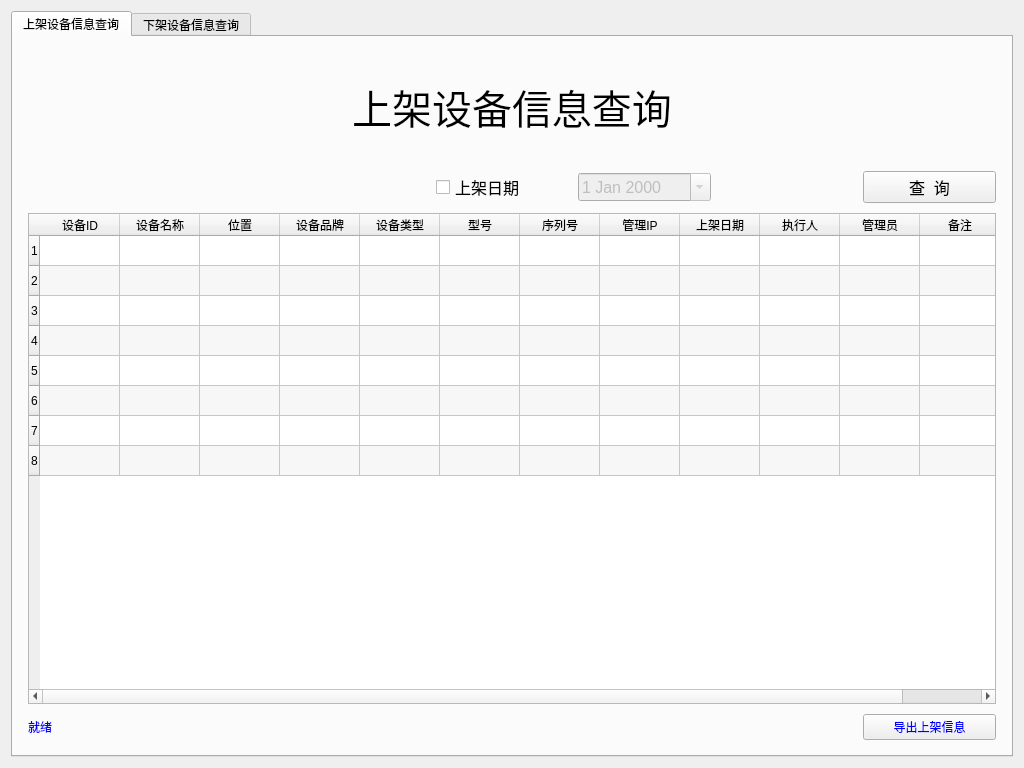
Qt form ui/shelf_display.ui (tainyuhong/pyside_machine_system) before a commit.
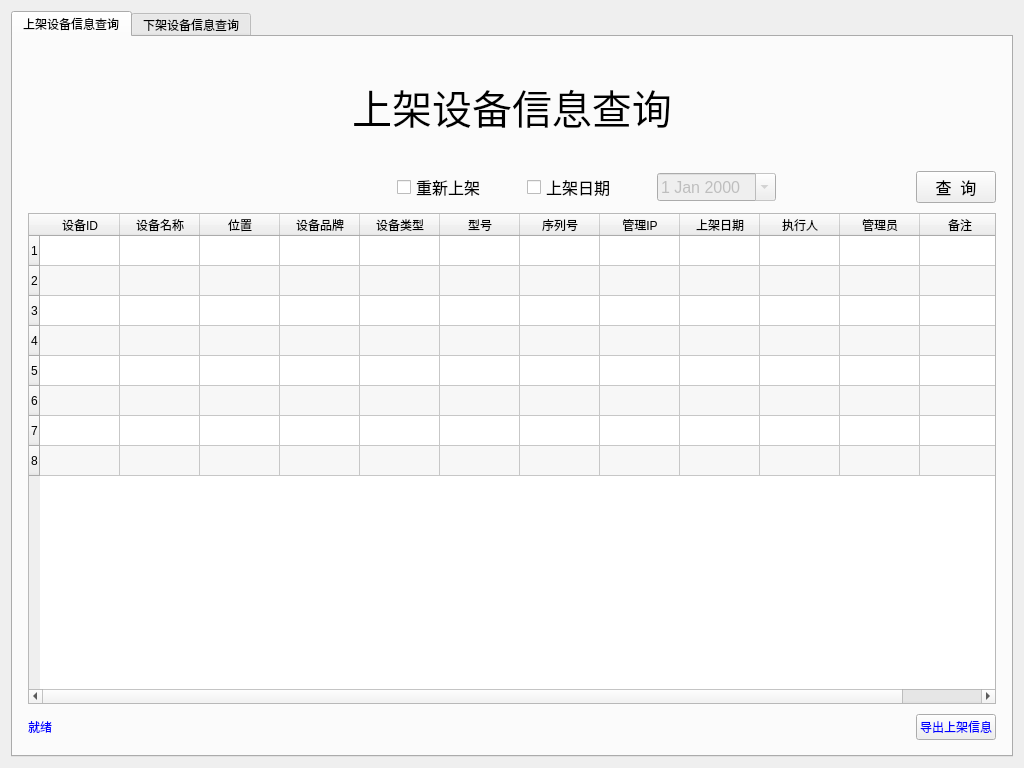
The same form after that commit.

Commit message: 1、增加了下架后重新上架功能，并在数据库中增加了状态标志 2、在查询上架设备中增加了查看重新上架的设备 3、增加了对重新下架的设备功能，并对重新下架的下架在查询中进行颜色标记 4、设备查询功能中增加备注字段列

What changed in the file:
```diff
--- a/ui/shelf_display.ui
+++ b/ui/shelf_display.ui
@@ -31,7 +31,7 @@
       </attribute>
       <layout class="QHBoxLayout" name="horizontalLayout">
        <item>
-        <layout class="QGridLayout" name="gridLayout" rowstretch="2,1,9,0" columnstretch="3,1,1,1,1">
+        <layout class="QGridLayout" name="gridLayout" rowstretch="2,1,9,0" columnstretch="3,1,1,1,1,0">
          <property name="leftMargin">
           <number>6</number>
          </property>
@@ -47,7 +47,17 @@
          <property name="spacing">
           <number>10</number>
          </property>
-         <item row="0" column="0" colspan="5">
+         <item row="3" column="0" colspan="4">
+          <widget class="QLabel" name="lb_state_up">
+           <property name="styleSheet">
+            <string notr="true">color:blue</string>
+           </property>
+           <property name="text">
+            <string>就绪</string>
+           </property>
+          </widget>
+         </item>
+         <item row="0" column="0" colspan="6">
           <widget class="QLabel" name="label">
            <property name="font">
             <font>
@@ -65,45 +75,7 @@
            </property>
           </widget>
          </item>
-         <item row="1" column="4">
-          <widget class="QPushButton" name="bt_up_select">
-           <property name="font">
-            <font>
-             <pointsize>12</pointsize>
-            </font>
-           </property>
-           <property name="text">
-            <string>查  询</string>
-           </property>
-          </widget>
-         </item>
-         <item row="1" column="3">
-          <spacer name="horizontalSpacer_2">
-           <property name="orientation">
-            <enum>Qt::Horizontal</enum>
-           </property>
-           <property name="sizeHint" stdset="0">
-            <size>
-             <width>40</width>
-             <height>20</height>
-            </size>
-           </property>
-          </spacer>
-         </item>
-         <item row="1" column="0">
-          <spacer name="horizontalSpacer">
-           <property name="orientation">
-            <enum>Qt::Horizontal</enum>
-           </property>
-           <property name="sizeHint" stdset="0">
-            <size>
-             <width>40</width>
-             <height>20</height>
-            </size>
-           </property>
-          </spacer>
-         </item>
-         <item row="2" column="0" colspan="5">
+         <item row="2" column="0" colspan="6">
           <widget class="QTableWidget" name="tb_up">
            <property name="autoFillBackground">
             <bool>false</bool>
@@ -190,38 +162,7 @@
            </column>
           </widget>
          </item>
-         <item row="3" column="0" colspan="3">
-          <widget class="QLabel" name="lb_state_up">
-           <property name="styleSheet">
-            <string notr="true">color:blue</string>
-           </property>
-           <property name="text">
-            <string>就绪</string>
-           </property>
-          </widget>
-         </item>
          <item row="1" column="2">
-          <widget class="QDateEdit" name="up_date">
-           <property name="enabled">
-            <bool>false</bool>
-           </property>
-           <property name="font">
-            <font>
-             <pointsize>12</pointsize>
-            </font>
-           </property>
-           <property name="wrapping">
-            <bool>false</bool>
-           </property>
-           <property name="readOnly">
-            <bool>true</bool>
-           </property>
-           <property name="calendarPopup">
-            <bool>true</bool>
-           </property>
-          </widget>
-         </item>
-         <item row="1" column="1">
           <widget class="QCheckBox" name="ckb_up">
            <property name="font">
             <font>
@@ -233,7 +174,7 @@
            </property>
           </widget>
          </item>
-         <item row="3" column="4">
+         <item row="3" column="5">
           <widget class="QPushButton" name="btn_export_up">
            <property name="toolTip">
             <string>导出excel</string>
@@ -246,6 +187,77 @@
            </property>
           </widget>
          </item>
+         <item row="1" column="4">
+          <spacer name="horizontalSpacer_2">
+           <property name="orientation">
+            <enum>Qt::Horizontal</enum>
+           </property>
+           <property name="sizeHint" stdset="0">
+            <size>
+             <width>40</width>
+             <height>20</height>
+            </size>
+           </property>
+          </spacer>
+         </item>
+         <item row="1" column="0">
+          <spacer name="horizontalSpacer">
+           <property name="orientation">
+            <enum>Qt::Horizontal</enum>
+           </property>
+           <property name="sizeHint" stdset="0">
+            <size>
+             <width>40</width>
+             <height>20</height>
+            </size>
+           </property>
+          </spacer>
+         </item>
+         <item row="1" column="5">
+          <widget class="QPushButton" name="bt_up_select">
+           <property name="font">
+            <font>
+             <pointsize>12</pointsize>
+            </font>
+           </property>
+           <property name="text">
+            <string>查  询</string>
+           </property>
+          </widget>
+         </item>
+         <item row="1" column="3">
+          <widget class="QDateEdit" name="up_date">
+           <property name="enabled">
+            <bool>false</bool>
+           </property>
+           <property name="font">
+            <font>
+             <pointsize>12</pointsize>
+            </font>
+           </property>
+           <property name="wrapping">
+            <bool>false</bool>
+           </property>
+           <property name="readOnly">
+            <bool>true</bool>
+           </property>
+           <property name="calendarPopup">
+            <bool>true</bool>
+           </property>
+          </widget>
+         </item>
+         <item row="1" column="1">
+          <widget class="QCheckBox" name="ckb_reupshelf">
+           <property name="font">
+            <font>
+             <pointsize>12</pointsize>
+            </font>
+           </property>
+           <property name="text">
+            <string>重新上架</string>
+           </property>
+          </widget>
+         </item>
         </layout>
        </item>
       </layout>
```
The commit also changes 12 other files.
